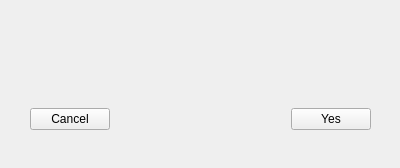
Qt form modifystadiuminfo.ui (OneEcho/NFL-Football-Project) before a commit.
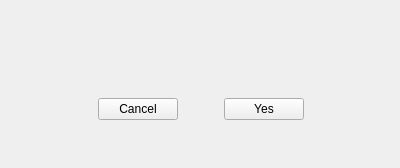
The same form after that commit. The open tabs and pages were chosen to show the change.

```diff
--- a/modifystadiuminfo.ui
+++ b/modifystadiuminfo.ui
@@ -298,33 +298,56 @@
        </widget>
       </widget>
       <widget class="QWidget" name="ConferencePage">
-       <widget class="QWidget" name="verticalLayoutWidget">
+       <widget class="QWidget" name="gridLayoutWidget_4">
         <property name="geometry">
          <rect>
-          <x>30</x>
-          <y>29</y>
-          <width>341</width>
-          <height>101</height>
+          <x>10</x>
+          <y>10</y>
+          <width>381</width>
+          <height>141</height>
          </rect>
         </property>
-        <layout class="QVBoxLayout" name="verticalLayout">
-         <item>
-          <widget class="QLabel" name="conference_label">
-           <property name="frameShape">
-            <enum>QFrame::NoFrame</enum>
+        <layout class="QGridLayout" name="gridLayout_4">
+         <item row="4" column="2">
+          <spacer name="horizontalSpacer_8">
+           <property name="orientation">
+            <enum>Qt::Horizontal</enum>
            </property>
-           <property name="text">
-            <string/>
+           <property name="sizeHint" stdset="0">
+            <size>
+             <width>40</width>
+             <height>20</height>
+            </size>
            </property>
-           <property name="alignment">
-            <set>Qt::AlignCenter</set>
+          </spacer>
+         </item>
+         <item row="4" column="0">
+          <spacer name="horizontalSpacer_7">
+           <property name="orientation">
+            <enum>Qt::Horizontal</enum>
            </property>
-           <property name="wordWrap">
-            <bool>true</bool>
+           <property name="sizeHint" stdset="0">
+            <size>
+             <width>40</width>
+             <height>20</height>
+            </size>
            </property>
-          </widget>
+          </spacer>
          </item>
-         <item>
+         <item row="5" column="1">
+          <spacer name="verticalSpacer_9">
+           <property name="orientation">
+            <enum>Qt::Vertical</enum>
+           </property>
+           <property name="sizeHint" stdset="0">
+            <size>
+             <width>20</width>
+             <height>40</height>
+            </size>
+           </property>
+          </spacer>
+         </item>
+         <item row="6" column="1">
           <layout class="QHBoxLayout" name="horizontalLayout_3">
            <item>
             <widget class="QPushButton" name="cancel_conference">
@@ -334,7 +357,7 @@
             </widget>
            </item>
            <item>
-            <spacer name="horizontalSpacer_7">
+            <spacer name="horizontalSpacer_9">
              <property name="orientation">
               <enum>Qt::Horizontal</enum>
              </property>
@@ -355,6 +378,48 @@
            </item>
           </layout>
          </item>
+         <item row="4" column="1">
+          <widget class="QLabel" name="conference_label">
+           <property name="frameShape">
+            <enum>QFrame::NoFrame</enum>
+           </property>
+           <property name="text">
+            <string/>
+           </property>
+           <property name="alignment">
+            <set>Qt::AlignCenter</set>
+           </property>
+           <property name="wordWrap">
+            <bool>true</bool>
+           </property>
+          </widget>
+         </item>
+         <item row="0" column="1">
+          <spacer name="verticalSpacer_10">
+           <property name="orientation">
+            <enum>Qt::Vertical</enum>
+           </property>
+           <property name="sizeHint" stdset="0">
+            <size>
+             <width>20</width>
+             <height>40</height>
+            </size>
+           </property>
+          </spacer>
+         </item>
+         <item row="7" column="1">
+          <spacer name="verticalSpacer_11">
+           <property name="orientation">
+            <enum>Qt::Vertical</enum>
+           </property>
+           <property name="sizeHint" stdset="0">
+            <size>
+             <width>20</width>
+             <height>40</height>
+            </size>
+           </property>
+          </spacer>
+         </item>
         </layout>
        </widget>
       </widget>
```
